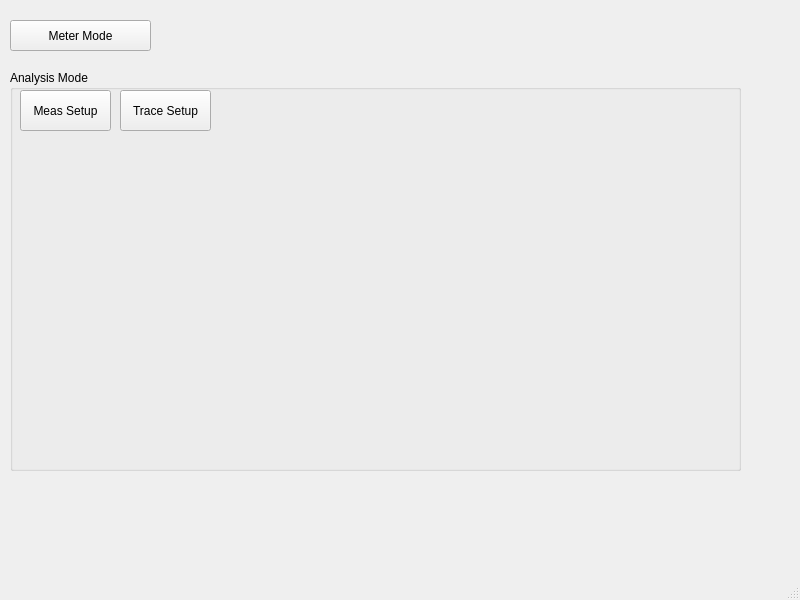
rohitranjan017/Interfacing-and-Data-Acquisition-from-Scientific-Instruments, file wk.ui: the form before one commit.
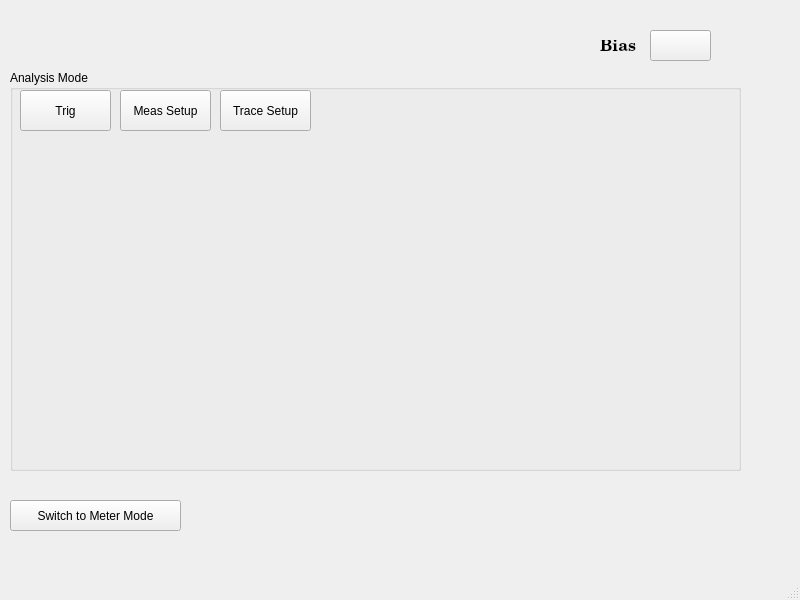
The form after the commit.

The edit to the form file:
```diff
--- a/wk.ui
+++ b/wk.ui
@@ -18,13 +18,13 @@
     <property name="geometry">
      <rect>
       <x>10</x>
-      <y>20</y>
-      <width>141</width>
+      <y>500</y>
+      <width>171</width>
       <height>31</height>
      </rect>
     </property>
     <property name="text">
-     <string>Meter Mode</string>
+     <string>Switch to Meter Mode</string>
     </property>
    </widget>
    <widget class="QGroupBox" name="groupBox_2">
@@ -42,7 +42,7 @@
     <widget class="QPushButton" name="meas_setup">
      <property name="geometry">
       <rect>
-       <x>10</x>
+       <x>110</x>
        <y>20</y>
        <width>91</width>
        <height>41</height>
@@ -55,7 +55,7 @@
     <widget class="QPushButton" name="trace_setup">
      <property name="geometry">
       <rect>
-       <x>110</x>
+       <x>210</x>
        <y>20</y>
        <width>91</width>
        <height>41</height>
@@ -65,6 +65,53 @@
       <string>Trace Setup</string>
      </property>
     </widget>
+    <widget class="QPushButton" name="trig">
+     <property name="geometry">
+      <rect>
+       <x>10</x>
+       <y>20</y>
+       <width>91</width>
+       <height>41</height>
+      </rect>
+     </property>
+     <property name="text">
+      <string>Trig</string>
+     </property>
+    </widget>
+   </widget>
+   <widget class="QPushButton" name="pushButton">
+    <property name="geometry">
+     <rect>
+      <x>650</x>
+      <y>30</y>
+      <width>61</width>
+      <height>31</height>
+     </rect>
+    </property>
+    <property name="text">
+     <string/>
+    </property>
+   </widget>
+   <widget class="QLabel" name="label">
+    <property name="geometry">
+     <rect>
+      <x>600</x>
+      <y>40</y>
+      <width>59</width>
+      <height>14</height>
+     </rect>
+    </property>
+    <property name="font">
+     <font>
+      <family>Century Schoolbook L</family>
+      <pointsize>12</pointsize>
+      <weight>75</weight>
+      <bold>true</bold>
+     </font>
+    </property>
+    <property name="text">
+     <string>Bias</string>
+    </property>
    </widget>
   </widget>
   <widget class="QMenuBar" name="menubar">
```
